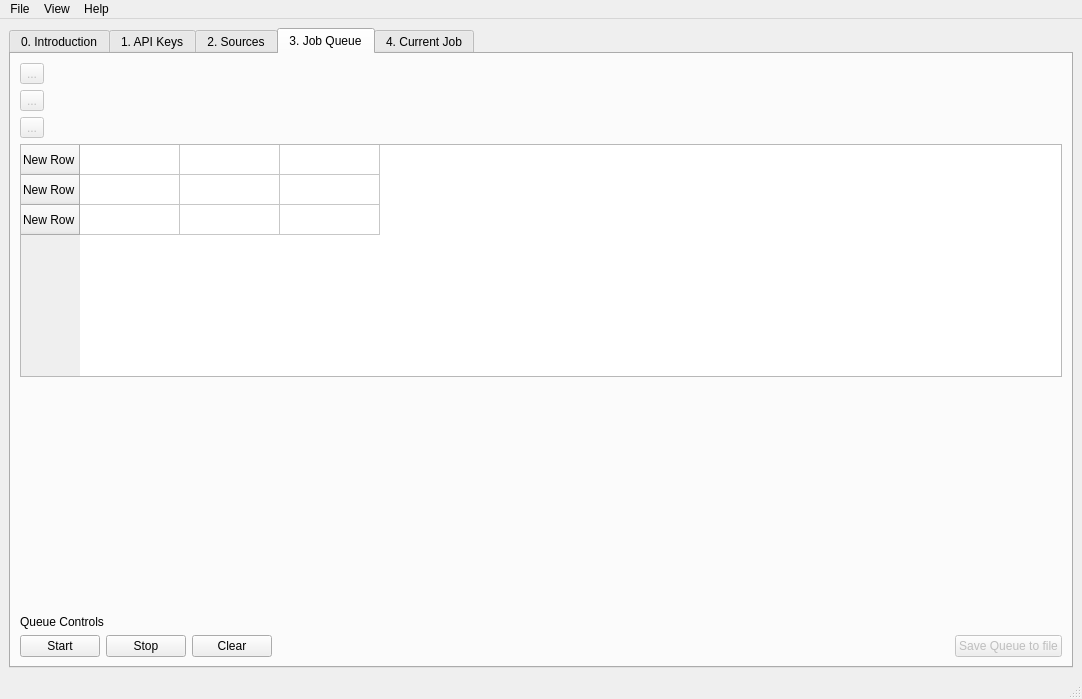
The window that ui/mainwindow.ui (ScriptSmith/reaper) describes before a commit, drawn with Qt 5.
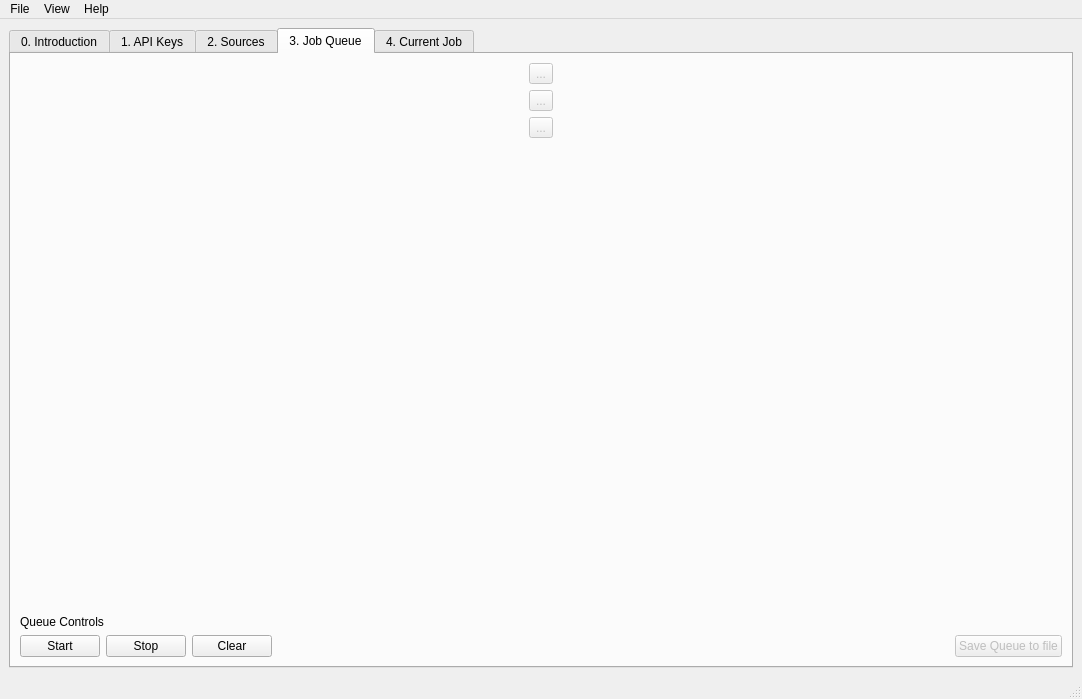
The same window after the commit. The open tabs and pages were chosen to show the change. Icons and pictures are not drawn.

Diff of the .ui file:
```diff
--- a/ui/mainwindow.ui
+++ b/ui/mainwindow.ui
@@ -811,52 +811,6 @@
               </property>
              </widget>
             </item>
-            <item>
-             <widget class="QTableWidget" name="tableWidget">
-              <attribute name="horizontalHeaderVisible">
-               <bool>false</bool>
-              </attribute>
-              <attribute name="horizontalHeaderCascadingSectionResizes">
-               <bool>false</bool>
-              </attribute>
-              <attribute name="horizontalHeaderShowSortIndicator" stdset="0">
-               <bool>false</bool>
-              </attribute>
-              <attribute name="horizontalHeaderStretchLastSection">
-               <bool>false</bool>
-              </attribute>
-              <row>
-               <property name="text">
-                <string>New Row</string>
-               </property>
-              </row>
-              <row>
-               <property name="text">
-                <string>New Row</string>
-               </property>
-              </row>
-              <row>
-               <property name="text">
-                <string>New Row</string>
-               </property>
-              </row>
-              <column>
-               <property name="text">
-                <string>New Column</string>
-               </property>
-              </column>
-              <column>
-               <property name="text">
-                <string>a</string>
-               </property>
-              </column>
-              <column>
-               <property name="text">
-                <string>a</string>
-               </property>
-              </column>
-             </widget>
-            </item>
             <item>
              <spacer name="verticalSpacer">
               <property name="orientation">
```
Left out of the diff: 4 changed lines with no effect on the pictures.
